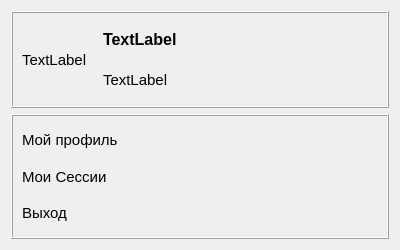
Before: the Qt Designer form VendingFranchisorDesktop/account.ui in FlerkenArtem/Vending, drawn with Qt 5.
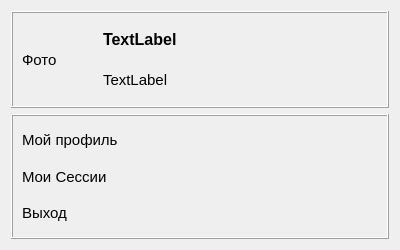
After: the same form once the commit is applied. Custom widgets are drawn as their Qt base class.

```diff
--- a/VendingFranchisorDesktop/account.ui
+++ b/VendingFranchisorDesktop/account.ui
@@ -60,7 +60,7 @@
          </font>
         </property>
         <property name="text">
-         <string>TextLabel</string>
+         <string>Фото</string>
         </property>
        </widget>
       </item>
```
